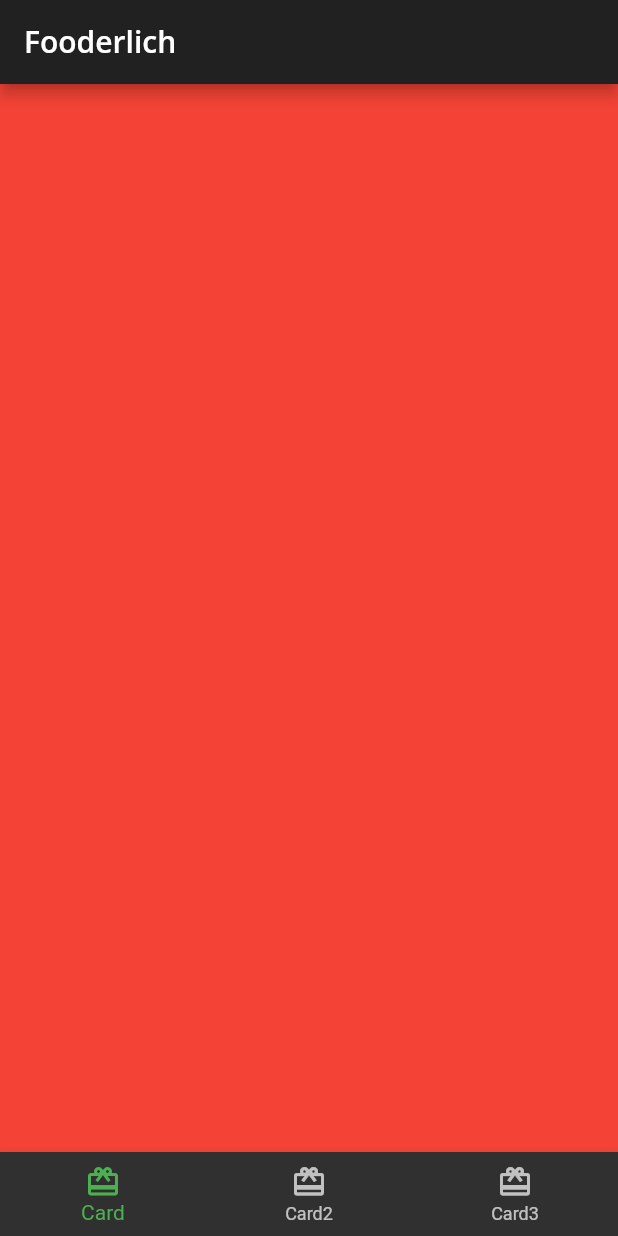
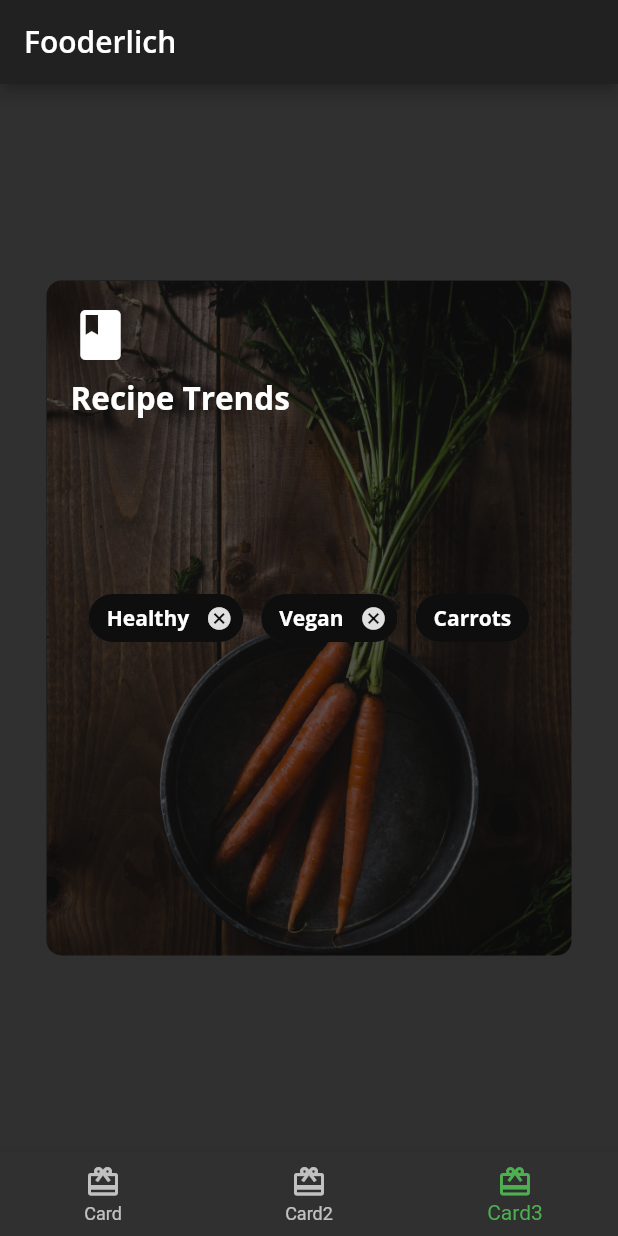
Before and after one commit to rafaellotto/fooderlich, a Flutter app: the screen it shows after launch, on a phone screen of 412 x 824 dp. Run offline on Flutter 3.47's test engine with Material 2 defaults, Android fonts, the phone set to English and light mode, and no system bars; our stand-ins replace google_fonts.

Commit message:
Changes from item 3.5

```diff
--- a/lib/views/pages/home.dart
+++ b/lib/views/pages/home.dart
@@ -1,4 +1,7 @@
 import 'package:flutter/material.dart';
+import 'package:fooderlich/views/widgets/card1.dart';
+import 'package:fooderlich/views/widgets/card2.dart';
+import 'package:fooderlich/views/widgets/card3.dart';
 
 class Home extends StatefulWidget {
   const Home({Key? key}) : super(key: key);
@@ -8,15 +11,12 @@
 }
 
 class _HomeState extends State<Home> {
-  int _selectedIndex = 0;
+  int _selectedIndex = 2;
 
   static List<Widget> pages = <Widget>[
-    // TODO: Replace with Card1
-    Container(color: Colors.red),
-    // TODO: Replace with Card2
-    Container(color: Colors.green),
-    // TODO: Replace with Card3
-    Container(color: Colors.blue)
+    const Card1(),
+    const Card2(),
+    const Card3(),
   ];
 
   void _onItemTapped(int index) {
--- /dev/null
+++ b/lib/views/widgets/card3.dart
@@ -0,0 +1,90 @@
+import 'package:flutter/material.dart';
+import 'package:fooderlich/fooderlich_theme.dart';
+
+class Card3 extends StatelessWidget {
+  const Card3({Key? key}) : super(key: key);
+  @override
+  Widget build(BuildContext context) {
+    return Center(
+      child: Container(
+        constraints: const BoxConstraints.expand(
+          width: 350,
+          height: 450,
+        ),
+        decoration: const BoxDecoration(
+          image: DecorationImage(
+            image: AssetImage('assets/mag2.png'),
+            fit: BoxFit.cover,
+          ),
+          borderRadius: BorderRadius.all(Radius.circular(10.0)),
+        ),
+        child: Stack(
+          children: [
+            Container(
+              decoration: BoxDecoration(
+                color: Colors.black.withOpacity(0.6),
+                borderRadius: const BorderRadius.all(
+                  Radius.circular(10.0),
+                ),
+              ),
+            ),
+            Container(
+              padding: const EdgeInsets.all(16.0),
+              child: Column(
+                crossAxisAlignment: CrossAxisAlignment.start,
+                children: [
+                  const Icon(
+                    Icons.book,
+                    color: Colors.white,
+                    size: 40,
+                  ),
+                  const SizedBox(height: 8.0),
+                  Text(
+                    'Recipe Trends',
+                    style: FooderlichTheme.darkTextTheme.headline2,
+                  ),
+                  const SizedBox(height: 30.0),
+                ],
+              ),
+            ),
+            Center(
+              child: Wrap(
+                alignment: WrapAlignment.start,
+                spacing: 12.0,
+                children: [
+                  Chip(
+                    label: Text(
+                      'Healthy',
+                      style: FooderlichTheme.darkTextTheme.bodyText1,
+                    ),
+                    backgroundColor: Colors.black.withOpacity(0.7),
+                    onDeleted: () {
+                      print('delete');
+                    },
+                  ),
+                  Chip(
+                    label: Text(
+                      'Vegan',
+                      style: FooderlichTheme.darkTextTheme.bodyText1,
+                    ),
+                    backgroundColor: Colors.black.withOpacity(0.7),
+                    onDeleted: () {
+                      print('delete');
+                    },
+                  ),
+                  Chip(
+                    label: Text(
+                      'Carrots',
+                      style: FooderlichTheme.darkTextTheme.bodyText1,
+                    ),
+                    backgroundColor: Colors.black.withOpacity(0.7),
+                  ),
+                ],
+              ),
+            ),
+          ],
+        ),
+      ),
+    );
+  }
+}
```
Also changed, not shown: lib/views/widgets/author_card.dart (added, +59 -0 lines), lib/views/widgets/card1.dart (added, +64 -0 lines), lib/views/widgets/card2.dart (added, +63 -0 lines), lib/views/widgets/circle_image.dart (added, +28 -0 lines).
